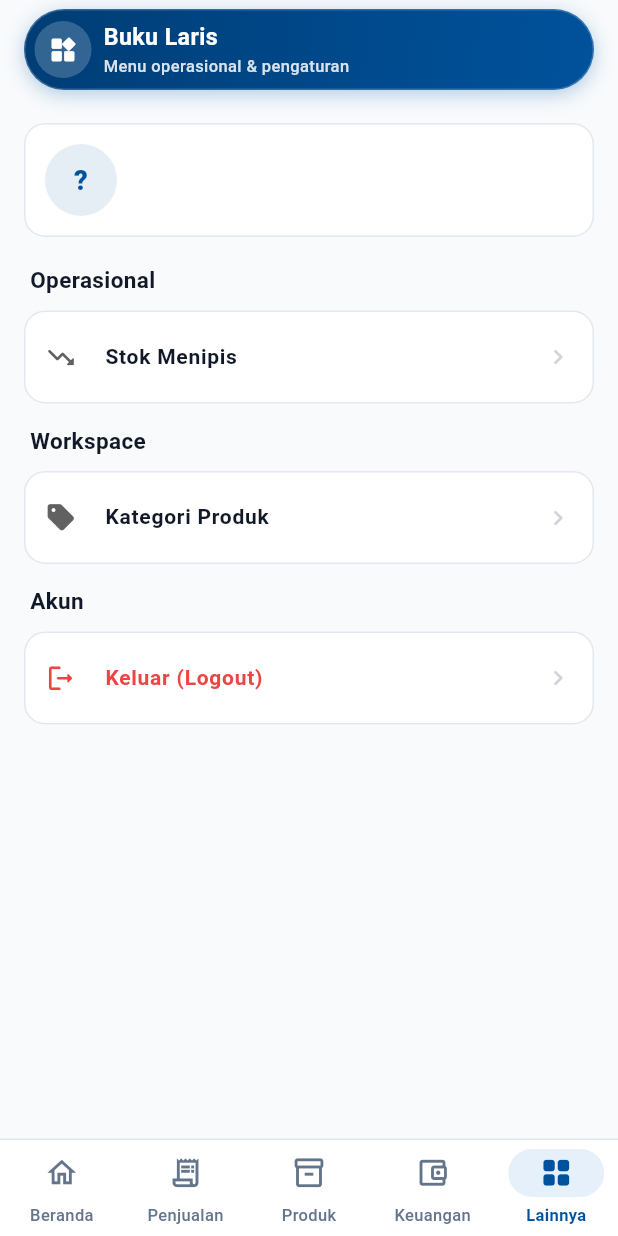
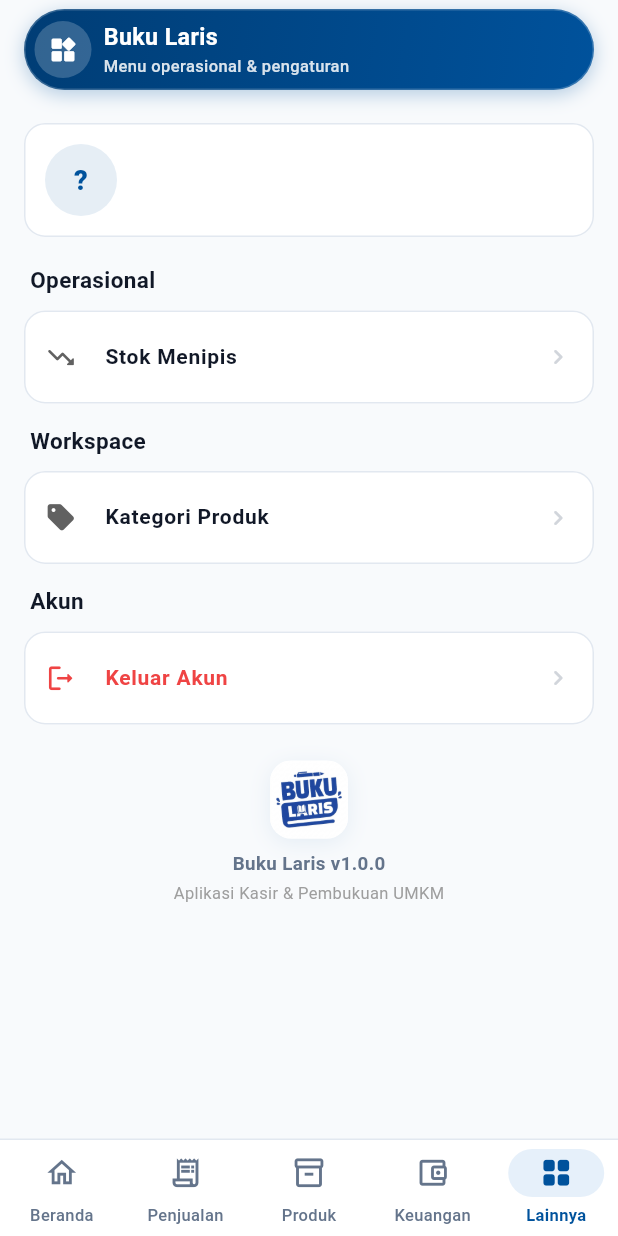
Before and after one commit to ardhikaxx/buku-laris-mobile, a Flutter app: the MoreScreen screen opened by its route, on a phone screen of 412 x 824 dp. Run offline on Flutter 3.47's test engine with Material 3 defaults, Android fonts, the phone set to English and light mode, and no system bars; our stand-ins replace cloud_firestore, firebase_auth, firebase_core, fl_chart, flutter_riverpod, go_router and 4 more; accounts and stored records are empty.

Commit message:
feat(branding): implement custom Buku Laris logo and generate android launcher icons

```diff
--- a/lib/features/more/screens/more_screen.dart
+++ b/lib/features/more/screens/more_screen.dart
@@ -99,7 +99,7 @@
               children: [
                 _MenuTile(
                   icon: Icons.logout_rounded,
-                  label: 'Keluar (Logout)',
+                  label: 'Keluar Akun',
                   danger: true,
                   onTap: () => _logout(context, ref),
                 ),
@@ -107,6 +107,50 @@
             ),
           ),
           const SizedBox(height: 24),
+          Center(
+            child: Column(
+              children: [
+                Container(
+                  width: 52,
+                  height: 52,
+                  decoration: BoxDecoration(
+                    color: Colors.white,
+                    borderRadius: BorderRadius.circular(14),
+                    boxShadow: [
+                      BoxShadow(
+                        color: AppColors.primary.withValues(alpha: 0.08),
+                        blurRadius: 12,
+                        offset: const Offset(0, 3),
+                      ),
+                    ],
+                  ),
+                  clipBehavior: Clip.antiAlias,
+                  child: Image.asset(
+                    'assets/images/logo.png',
+                    fit: BoxFit.contain,
+                  ),
+                ),
+                const SizedBox(height: 8),
+                const Text(
+                  'Buku Laris v1.0.0',
+                  style: TextStyle(
+                    fontSize: 12.5,
+                    fontWeight: FontWeight.w700,
+                    color: Color(0xFF64748B),
+                  ),
+                ),
+                const SizedBox(height: 2),
+                Text(
+                  'Aplikasi Kasir & Pembukuan UMKM',
+                  style: TextStyle(
+                    fontSize: 11,
+                    color: Colors.grey[500],
+                  ),
+                ),
+              ],
+            ),
+          ),
+          const SizedBox(height: 32),
         ],
       ),
       bottomNavigationBar: const AppBottomNav(currentIndex: 4),
--- a/lib/features/onboarding/screens/onboarding_screen.dart
+++ b/lib/features/onboarding/screens/onboarding_screen.dart
@@ -1,5 +1,3 @@
-import 'dart:io';
-
 import 'package:flutter/material.dart';
 import 'package:flutter_riverpod/flutter_riverpod.dart';
 import 'package:go_router/go_router.dart';
@@ -188,7 +186,7 @@
         ),
         bottomNavigationBar: SafeArea(
           child: Padding(
-            padding: EdgeInsets.fromLTRB(20, 8, 20, Platform.isIOS ? 4 : 12),
+            padding: const EdgeInsets.fromLTRB(20, 8, 20, 12),
             child: Column(
               mainAxisSize: MainAxisSize.min,
               children: [
--- a/pubspec.yaml
+++ b/pubspec.yaml
@@ -71,9 +71,8 @@
   uses-material-design: true
 
   # To add assets to your application, add an assets section, like this:
-  # assets:
-  #   - images/a_dot_burr.jpeg
-  #   - images/a_dot_ham.jpeg
+  assets:
+    - assets/images/
 
   # An image asset can refer to one or more resolution-specific "variants", see
   # https://flutter.dev/to/resolution-aware-images
```
Also changed, not shown: lib/features/auth/screens/login_screen.dart (+21 -8 lines), lib/features/workspace/screens/personal_workspace_screen.dart (+20 -8 lines), tool/generate_icons.dart (added, +57 -0 lines), assets/images/logo.png (added), assets/images/logo_vector_concept3.jpg (added), 9 other files.
